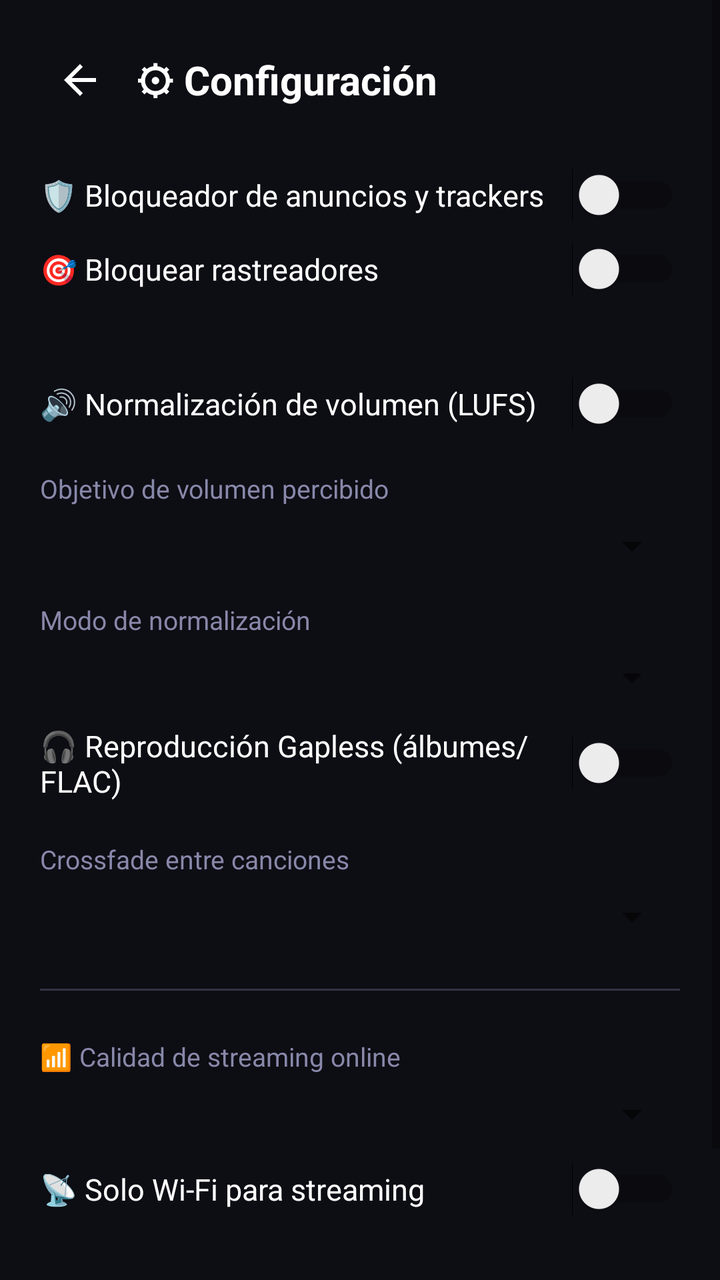
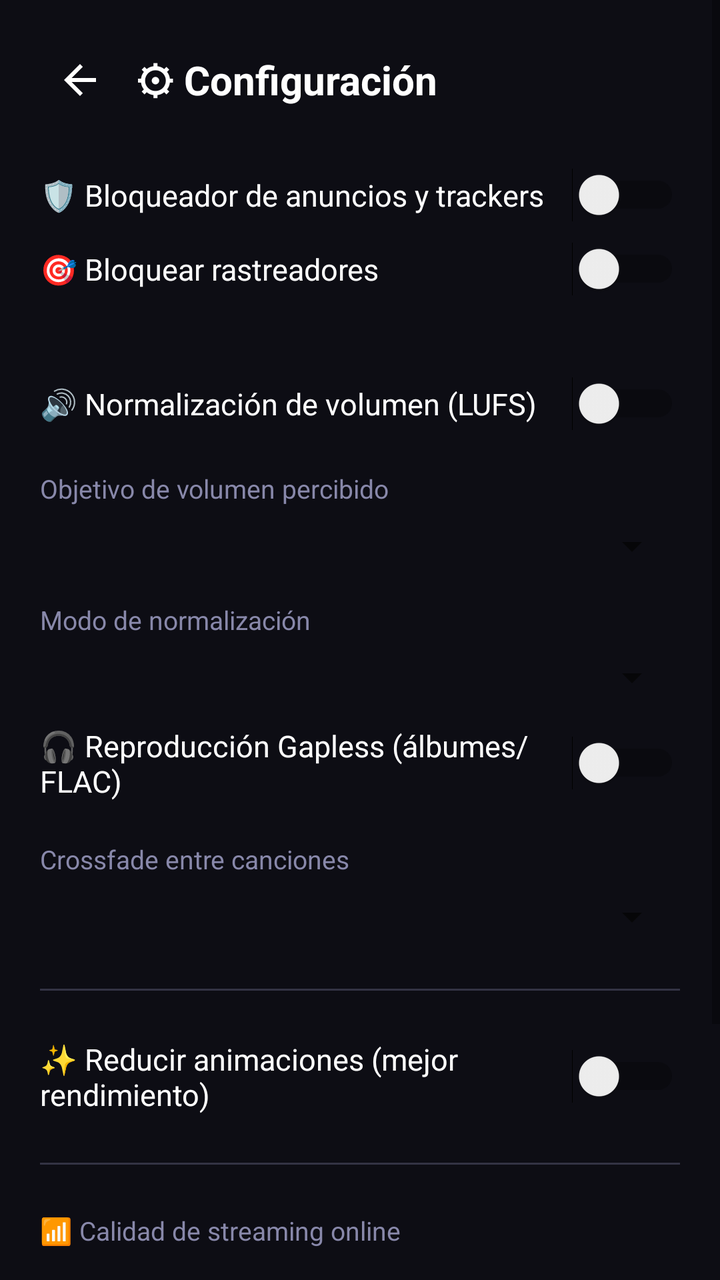

Before-and-after screenshots of an Android layout around one commit, followed by the original layout XML and the change that was made.
<!-- AndroidManifest.xml: application theme Theme.StreamVault -->
<!-- res/layout/activity_settings.xml -->
<?xml version="1.0" encoding="utf-8"?>
<ScrollView xmlns:android="http://schemas.android.com/apk/res/android"
    android:layout_width="match_parent"
    android:layout_height="match_parent"
    android:background="#0D0D14">

    <LinearLayout
        android:layout_width="match_parent"
        android:layout_height="wrap_content"
        android:orientation="vertical"
        android:padding="20dp">

        <LinearLayout
            android:layout_width="match_parent"
            android:layout_height="wrap_content"
            android:orientation="horizontal"
            android:gravity="center_vertical">

            <ImageButton
                android:id="@+id/btnBackSettings"
                android:layout_width="40dp"
                android:layout_height="40dp"
                android:background="?attr/selectableItemBackgroundBorderless"
                android:src="@drawable/ic_arrow_back" />

            <TextView
                android:layout_width="wrap_content"
                android:layout_height="wrap_content"
                android:text="⚙ Configuración"
                android:textColor="#FFFFFF"
                android:textSize="20sp"
                android:textStyle="bold"
                android:layout_marginStart="8dp" />
        </LinearLayout>

        <LinearLayout
            android:layout_width="match_parent"
            android:layout_height="wrap_content"
            android:orientation="horizontal"
            android:gravity="center_vertical"
            android:layout_marginTop="24dp">

            <TextView
                android:layout_width="0dp"
                android:layout_height="wrap_content"
                android:layout_weight="1"
                android:text="🛡 Bloqueador de anuncios y trackers"
                android:textColor="#FFFFFF"
                android:textSize="15sp" />

            <Switch
                android:id="@+id/swAdBlocker"
                android:layout_width="wrap_content"
                android:layout_height="wrap_content" />
        </LinearLayout>

        <LinearLayout
            android:layout_width="match_parent"
            android:layout_height="wrap_content"
            android:orientation="horizontal"
            android:gravity="center_vertical"
            android:layout_marginTop="10dp">

            <TextView
                android:layout_width="0dp"
                android:layout_height="wrap_content"
                android:layout_weight="1"
                android:text="🎯 Bloquear rastreadores"
                android:textColor="#FFFFFF"
                android:textSize="15sp" />

            <Switch
                android:id="@+id/swTrackers"
                android:layout_width="wrap_content"
                android:layout_height="wrap_content" />
        </LinearLayout>

        <TextView
            android:id="@+id/tvAdStats"
            android:layout_width="match_parent"
            android:layout_height="wrap_content"
            android:textColor="#8888AA"
            android:textSize="12sp"
            android:layout_marginTop="8dp" />

        <LinearLayout
            android:layout_width="match_parent"
            android:layout_height="wrap_content"
            android:orientation="horizontal"
            android:gravity="center_vertical"
            android:layout_marginTop="16dp">

            <TextView
                android:layout_width="0dp"
                android:layout_height="wrap_content"
                android:layout_weight="1"
                android:text="🔊 Normalización de volumen (LUFS)"
                android:textColor="#FFFFFF"
                android:textSize="15sp" />

            <Switch
                android:id="@+id/swNormalization"
                android:layout_width="wrap_content"
                android:layout_height="wrap_content" />
        </LinearLayout>

        <TextView
            android:layout_width="match_parent"
            android:layout_height="wrap_content"
            android:text="Objetivo de volumen percibido"
            android:textColor="#8888AA"
            android:textSize="13sp"
            android:layout_marginTop="20dp" />

        <Spinner
            android:id="@+id/spLufs"
            android:layout_width="match_parent"
            android:layout_height="wrap_content"
            android:layout_marginTop="8dp" />

        <TextView
            android:layout_width="match_parent"
            android:layout_height="wrap_content"
            android:text="Modo de normalización"
            android:textColor="#8888AA"
            android:textSize="13sp"
            android:layout_marginTop="16dp" />

        <Spinner
            android:id="@+id/spNormMode"
            android:layout_width="match_parent"
            android:layout_height="wrap_content"
            android:layout_marginTop="8dp" />

        <LinearLayout
            android:layout_width="match_parent"
            android:layout_height="wrap_content"
            android:orientation="horizontal"
            android:gravity="center_vertical"
            android:layout_marginTop="12dp">

            <TextView
                android:layout_width="0dp"
                android:layout_height="wrap_content"
                android:layout_weight="1"
                android:text="🎧 Reproducción Gapless (álbumes/FLAC)"
                android:textColor="#FFFFFF"
                android:textSize="15sp" />

            <Switch
                android:id="@+id/swGapless"
                android:layout_width="wrap_content"
                android:layout_height="wrap_content" />
        </LinearLayout>

        <TextView
            android:layout_width="match_parent"
            android:layout_height="wrap_content"
            android:text="Crossfade entre canciones"
            android:textColor="#8888AA"
            android:textSize="13sp"
            android:layout_marginTop="20dp" />

        <Spinner
            android:id="@+id/spCrossfade"
            android:layout_width="match_parent"
            android:layout_height="wrap_content"
            android:layout_marginTop="8dp" />

        <View
            android:layout_width="match_parent"
            android:layout_height="1dp"
            android:background="#333344"
            android:layout_marginVertical="24dp" />

        <TextView
            android:layout_width="match_parent"
            android:layout_height="wrap_content"
            android:text="📶 Calidad de streaming online"
            android:textColor="#8888AA"
            android:textSize="13sp" />

        <Spinner
            android:id="@+id/spQuality"
            android:layout_width="match_parent"
            android:layout_height="wrap_content"
            android:layout_marginTop="8dp" />

        <LinearLayout
            android:layout_width="match_parent"
            android:layout_height="wrap_content"
            android:orientation="horizontal"
            android:gravity="center_vertical"
            android:layout_marginTop="12dp">

            <TextView
                android:layout_width="0dp"
                android:layout_height="wrap_content"
                android:layout_weight="1"
                android:text="📡 Solo Wi-Fi para streaming"
                android:textColor="#FFFFFF"
                android:textSize="15sp" />

            <Switch
                android:id="@+id/swOnlyWifi"
                android:layout_width="wrap_content"
                android:layout_height="wrap_content" />
        </LinearLayout>

        <TextView
            android:id="@+id/tvCurrentVersion"
            android:layout_width="match_parent"
            android:layout_height="wrap_content"
            android:textColor="#FFFFFF"
            android:textSize="14sp" />

        <Button
            android:id="@+id/btnCheckUpdate"
            android:layout_width="match_parent"
            android:layout_height="52dp"
            android:layout_marginTop="14dp"
            android:background="@drawable/btn_primary"
            android:text="Buscar actualización"
            android:textColor="#FFFFFF"
            android:textStyle="bold" />
    </LinearLayout>
</ScrollView>
<!-- resources referenced by this layout -->
<resources>
  <!-- drawable btn_primary (drawable) -->
  <?xml version="1.0" encoding="utf-8"?>
  <shape xmlns:android="http://schemas.android.com/apk/res/android" android:shape="rectangle">
      <solid android:color="#0066FF"/>
      <corners android:radius="10dp"/>
  </shape>
  <!-- drawable ic_arrow_back (drawable) -->
  <?xml version="1.0" encoding="utf-8"?>
  <vector xmlns:android="http://schemas.android.com/apk/res/android"
      android:width="24dp" android:height="24dp"
      android:viewportWidth="24" android:viewportHeight="24">
      <path android:fillColor="#FFFFFF"
          android:pathData="M20,11H7.83l5.59,-5.59L12,4l-8,8 8,8 1.41,-1.41L7.83,13H20v-2z"/>
  </vector>
  <style name="Theme.StreamVault" parent="Theme.MaterialComponents.DayNight.NoActionBar">
          <item name="colorPrimary">@color/accent_blue</item>
          <item name="colorPrimaryDark">@color/bg_dark</item>
          <item name="colorAccent">@color/accent_cyan</item>
          <item name="android:windowBackground">@color/bg_dark</item>
          <item name="android:statusBarColor">@color/bg_dark</item>
          <item name="android:navigationBarColor">@color/bg_dark</item>
      </style>
  <color name="accent_blue">#0066FF</color>
  <color name="bg_dark">#0A0A0F</color>
  <color name="accent_cyan">#00C8FF</color>
</resources>

<!-- the commit's change to res/layout/activity_settings.xml (unified diff, before → after) -->
@@ -166,6 +166,32 @@
             android:layout_width="match_parent"
             android:layout_height="wrap_content"
             android:layout_marginTop="8dp" />
+
+        <View
+            android:layout_width="match_parent"
+            android:layout_height="1dp"
+            android:background="#333344"
+            android:layout_marginVertical="24dp" />
+
+        <LinearLayout
+            android:layout_width="match_parent"
+            android:layout_height="wrap_content"
+            android:orientation="horizontal"
+            android:gravity="center_vertical">
+
+            <TextView
+                android:layout_width="0dp"
+                android:layout_height="wrap_content"
+                android:layout_weight="1"
+                android:text="✨ Reducir animaciones (mejor rendimiento)"
+                android:textColor="#FFFFFF"
+                android:textSize="15sp" />
+
+            <Switch
+                android:id="@+id/swReduceAnimations"
+                android:layout_width="wrap_content"
+                android:layout_height="wrap_content" />
+        </LinearLayout>
 
         <View
             android:layout_width="match_parent"
